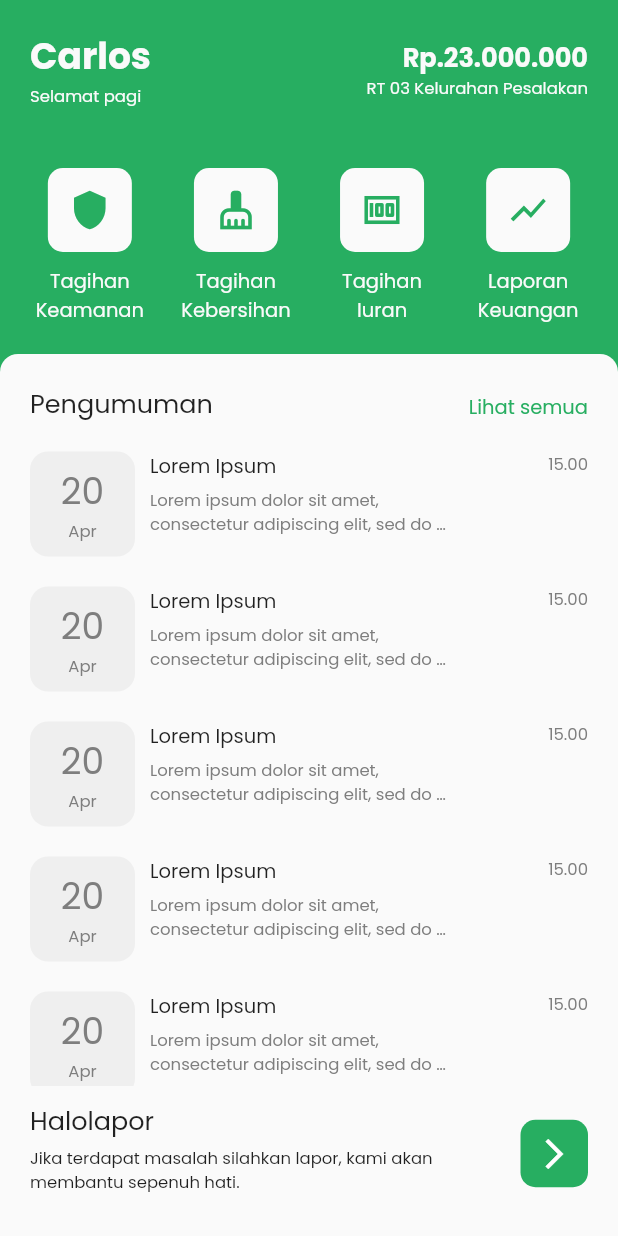
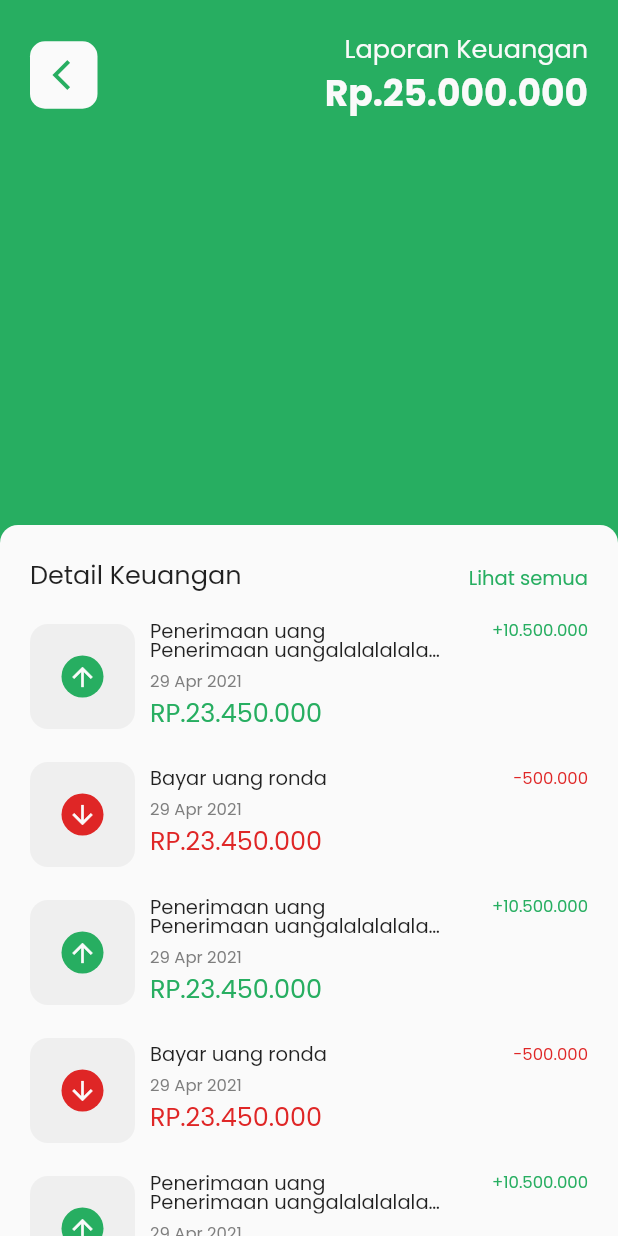
Before and after one commit to ariobramantyo/halowarga, a Flutter app: the HomePageWarga screen opened directly, after a tap on an icon or button, on a phone screen of 412 x 824 dp. Run offline on Flutter 3.47's test engine with Material 2 defaults, Android fonts, the phone set to English and light mode, and no system bars; our stand-ins replace flutter_svg, get.

Commit message:
create UI for halolapor and laporan keuangan page and fixing minor bug

```diff
--- a/lib/views/login_page.dart
+++ b/lib/views/login_page.dart
@@ -94,7 +94,9 @@ class LoginPage extends StatelessWidget {
                   ],
                 )),
             SizedBox(height: 94),
-            ElevatedButton(
+            Padding(
+              padding: EdgeInsets.symmetric(horizontal: 20),
+              child: ElevatedButton(
                 onPressed: () => Get.to(() => NavBarWarga()),
                 child: Text(
                   'Login',
@@ -106,6 +108,7 @@ class LoginPage extends StatelessWidget {
                   shape: RoundedRectangleBorder(
                       borderRadius: BorderRadius.circular(10)),
                   elevation: 0,
+                ),
               ),
             ),
             SizedBox(height: 25),
--- a/lib/views/warga/home_page_warga.dart
+++ b/lib/views/warga/home_page_warga.dart
@@ -2,15 +2,71 @@ import 'dart:ui';
 import 'package:get/get.dart';
 import 'package:flutter/material.dart';
 import 'package:halowarga/const/colors.dart';
+import 'package:halowarga/views/warga/detail_tagihan_warga.dart';
+import 'package:halowarga/views/warga/halo_lapor_warga.dart';
+import 'package:halowarga/views/warga/laporan_keuangan_warga.dart';
 
 class HomePageWarga extends StatelessWidget {
   HomePageWarga({Key? key}) : super(key: key);
 
-  final List<Map<String, dynamic>> _menuIcon = [
-    {'icon': Icons.shield, 'nama': 'Tagihan\nKeamanan'},
-    {'icon': Icons.cleaning_services, 'nama': 'Tagihan\nKebersihan'},
-    {'icon': Icons.money, 'nama': 'Tagihan\nIuran'},
-    {'icon': Icons.show_chart, 'nama': 'Laporan\nKeuangan'}
+  Widget _menuIcon(Widget nextPage, IconData icon, String title) {
+    return GestureDetector(
+      onTap: () {
+        Get.to(() => nextPage);
+      },
+      child: Container(
+        width: 80,
+        child: Column(
+          children: [
+            Container(
+              height: 56,
+              width: 56,
+              decoration: BoxDecoration(
+                  color: AppColor.white,
+                  borderRadius: BorderRadius.circular(10)),
+              child: Center(
+                  child: Icon(
+                icon,
+                size: 28,
+                color: AppColor.mainColor,
+              )),
+            ),
+            SizedBox(height: 10),
+            Text(
+              title,
+              textAlign: TextAlign.center,
+              style: TextStyle(
+                  color: AppColor.white,
+                  fontSize: 13,
+                  fontWeight: FontWeight.w500),
+            )
+          ],
+        ),
+      ),
+    );
+  }
+
+  final List<Map<String, dynamic>> _menuIconList = [
+    {
+      'icon': Icons.verified_user,
+      'nama': 'Tagihan\nKeamanan',
+      'nextPage': DetailTagihanWarga()
+    },
+    {
+      'icon': Icons.cleaning_services,
+      'nama': 'Tagihan\nKebersihan',
+      'nextPage': DetailTagihanWarga()
+    },
+    {
+      'icon': Icons.money,
+      'nama': 'Tagihan\nIuran',
+      'nextPage': DetailTagihanWarga()
+    },
+    {
+      'icon': Icons.show_chart,
+      'nama': 'Laporan\nKeuangan',
+      'nextPage': LaporanKeuanganWarga()
+    }
   ];
 
   @override
@@ -24,30 +80,20 @@ class HomePageWarga extends StatelessWidget {
             children: [
               Container(
                 padding: EdgeInsets.symmetric(horizontal: 20, vertical: 20),
-                child: Row(
+                child: Column(
                   mainAxisAlignment: MainAxisAlignment.spaceBetween,
                   children: [
-                    Column(
-                      mainAxisAlignment: MainAxisAlignment.start,
-                      crossAxisAlignment: CrossAxisAlignment.start,
+                    Row(
+                      mainAxisAlignment: MainAxisAlignment.spaceBetween,
                       children: [
                         Text(
                           "Carlos",
                           style: TextStyle(
                               color: AppColor.white,
                               fontSize: 24,
+                              height: 1,
                               fontWeight: FontWeight.w600),
                         ),
-                        Text(
-                          "Selamat pagi",
-                          style: TextStyle(color: AppColor.white, fontSize: 11),
-                        ),
-                      ],
-                    ),
-                    Column(
-                      mainAxisAlignment: MainAxisAlignment.end,
-                      crossAxisAlignment: CrossAxisAlignment.end,
-                      children: [
                         Text(
                           "Rp.23.000.000",
                           style: TextStyle(
@@ -55,12 +101,22 @@ class HomePageWarga extends StatelessWidget {
                               fontSize: 17,
                               fontWeight: FontWeight.w600),
                         ),
+                      ],
+                    ),
+                    Row(
+                      mainAxisAlignment: MainAxisAlignment.spaceBetween,
+                      children: [
+                        Text(
+                          "Selamat pagi",
+                          style: TextStyle(
+                              color: AppColor.white, fontSize: 11, height: 1),
+                        ),
                         Text(
                           "RT 03 Kelurahan Pesalakan",
                           style: TextStyle(color: AppColor.white, fontSize: 11),
                         ),
                       ],
-                    )
+                    ),
                   ],
                 ),
               ),
@@ -68,42 +124,16 @@ class HomePageWarga extends StatelessWidget {
                 padding: EdgeInsets.symmetric(vertical: 20),
                 child: Row(
                     mainAxisAlignment: MainAxisAlignment.spaceEvenly,
-                  children: _menuIcon
-                      .map((menuIcon) => GestureDetector(
-                            onTap: () {},
-                            child: Container(
-                              width: 75,
-                              child: Column(
                     children: [
-                                  Container(
-                                    height: 56,
-                                    width: 56,
-                                    decoration: BoxDecoration(
-                                        color: AppColor.white,
-                                        borderRadius:
-                                            BorderRadius.circular(10)),
-                                    child: Center(
-                                        child: Icon(
-                                      menuIcon['icon'],
-                                      size: 28,
-                                      color: AppColor.mainColor,
-                                    )),
-                                  ),
-                                  SizedBox(height: 10),
-                                  Text(
-                                    menuIcon['nama'],
-                                    textAlign: TextAlign.center,
-                                    style: TextStyle(
-                                        color: AppColor.white,
-                                        fontSize: 13,
-                                        fontWeight: FontWeight.w500),
-                                  )
-                                ],
-                              ),
-                            ),
-                          ))
-                      .toList(),
-                ),
+                      _menuIcon(DetailTagihanWarga(), Icons.verified_user,
+                          'Tagihan\nKeamanan'),
+                      _menuIcon(DetailTagihanWarga(), Icons.cleaning_services,
+                          'Tagihan\nKebersihan'),
+                      _menuIcon(
+                          DetailTagihanWarga(), Icons.money, 'Tagihan\nIuran'),
+                      _menuIcon(LaporanKeuanganWarga(), Icons.show_chart,
+                          'Laporan\nKeuangan')
+                    ]),
               ),
               Expanded(
                 child: Container(
@@ -247,7 +277,9 @@ class HomePageWarga extends StatelessWidget {
                                   ],
                                 ),
                               ),
-                              Container(
+                              GestureDetector(
+                                onTap: () => Get.to(() => HaloLaporWarga()),
+                                child: Container(
                                   height: 45,
                                   width: 45,
                                   decoration: BoxDecoration(
@@ -257,6 +289,7 @@ class HomePageWarga extends StatelessWidget {
                                     child: Icon(
                                       Icons.arrow_forward_ios,
                                       color: Colors.white,
+                                    ),
                                   ),
                                 ),
                               ),
--- /dev/null
+++ b/lib/views/warga/laporan_keuangan_warga.dart
@@ -0,0 +1,199 @@
+import 'package:flutter/material.dart';
+import 'package:get/get.dart';
+import 'package:halowarga/const/colors.dart';
+
+class LaporanKeuanganWarga extends StatelessWidget {
+  LaporanKeuanganWarga({Key? key}) : super(key: key);
+
+  Widget _cardIncome(
+      bool isIncome, String title, String date, String total, String income) {
+    return Container(
+      height: 72,
+      width: double.infinity,
+      margin: EdgeInsets.symmetric(vertical: 10),
+      alignment: Alignment.center,
+      child: Row(
+        children: [
+          Container(
+            height: 70,
+            width: 70,
+            decoration: BoxDecoration(
+                color: AppColor.placeholder,
+                borderRadius: BorderRadius.circular(12)),
+            child: Center(
+              child: Container(
+                height: 28,
+                width: 28,
+                decoration: BoxDecoration(
+                    color: isIncome ? AppColor.mainColor : AppColor.red,
+                    shape: BoxShape.circle),
+                child: Icon(
+                  isIncome ? Icons.arrow_upward : Icons.arrow_downward,
+                  color: AppColor.white,
+                  size: 20,
+                ),
+              ),
+            ),
+          ),
+          SizedBox(width: 10),
+          Expanded(
+            child: Column(
+              crossAxisAlignment: CrossAxisAlignment.start,
+              mainAxisAlignment: MainAxisAlignment.center,
+              children: [
+                Row(
+                  crossAxisAlignment: CrossAxisAlignment.start,
+                  mainAxisAlignment: MainAxisAlignment.spaceBetween,
+                  children: [
+                    Container(
+                      width: Get.width / 2.1,
+                      child: Text(
+                        title,
+                        maxLines: 2,
+                        overflow: TextOverflow.ellipsis,
+                        style: TextStyle(
+                            height: 1,
+                            fontSize: 13,
+                            fontWeight: FontWeight.w500),
+                      ),
+                    ),
+                    Text(
+                      isIncome ? '+$income' : '-$income',
+                      style: TextStyle(
+                          height: 1.1,
+                          color: isIncome ? AppColor.mainColor : AppColor.red,
+                          fontSize: 11),
+                    )
+                  ],
+                ),
+                SizedBox(height: 5),
+                Text(
+                  date,
+                  style: TextStyle(color: AppColor.secondaryText, fontSize: 11),
+                ),
+                Text(
+                  total,
+                  style: TextStyle(
+                      color: isIncome ? AppColor.mainColor : AppColor.red,
+                      fontSize: 17,
+                      fontWeight: FontWeight.w500),
+                )
+              ],
+            ),
+          )
+        ],
+      ),
+    );
+  }
+
+  @override
+  Widget build(BuildContext context) {
+    return Scaffold(
+      backgroundColor: AppColor.mainColor,
+      body: SafeArea(
+        child: Column(
+          children: [
+            Container(
+              height: 100,
+              width: double.infinity,
+              padding: EdgeInsets.symmetric(horizontal: 20),
+              child: Row(
+                mainAxisAlignment: MainAxisAlignment.spaceBetween,
+                crossAxisAlignment: CrossAxisAlignment.center,
+                children: [
+                  GestureDetector(
+                    onTap: () => Get.back(),
+                    child: Container(
+                      height: 45,
+                      width: 45,
+                      padding: EdgeInsets.symmetric(horizontal: 15),
+                      decoration: BoxDecoration(
+                          color: AppColor.white,
+                          borderRadius: BorderRadius.circular(10)),
+                      child:
+                          Icon(Icons.arrow_back_ios, color: AppColor.mainColor),
+                    ),
+                  ),
+                  Column(
+                    mainAxisAlignment: MainAxisAlignment.center,
+                    crossAxisAlignment: CrossAxisAlignment.end,
+                    children: [
+                      Text(
+                        'Laporan Keuangan',
+                        style: TextStyle(color: AppColor.white, fontSize: 17),
+                      ),
+                      Text(
+                        'Rp.25.000.000',
+                        style: TextStyle(
+                            color: AppColor.white,
+                            fontSize: 24,
+                            fontWeight: FontWeight.w600),
+                      )
+                    ],
+                  ),
+                ],
+              ),
+            ),
+            Container(
+              height: 250,
+              width: 250,
+            ),
+            Expanded(
+                child: Container(
+              padding: EdgeInsets.fromLTRB(20, 20, 20, 0),
+              decoration: BoxDecoration(
+                  color: AppColor.white,
+                  borderRadius: BorderRadius.only(
+                      topLeft: Radius.circular(12),
+                      topRight: Radius.circular(12))),
+              child: Column(
+                children: [
+                  Row(
+                    mainAxisAlignment: MainAxisAlignment.spaceBetween,
+                    crossAxisAlignment: CrossAxisAlignment.end,
+                    children: [
+                      Text(
+                        'Detail Keuangan',
+                        style: TextStyle(
+                            fontSize: 17, fontWeight: FontWeight.w500),
+                      ),
+                      GestureDetector(
+                        onTap: () {},
+                        child: Text(
+                          'Lihat semua',
+                          style: TextStyle(
+                              color: AppColor.mainColor,
+                              fontSize: 13,
+                              fontWeight: FontWeight.w500),
+                        ),
+                      )
+                    ],
+                  ),
+                  Expanded(
+                      child: Container(
+                    margin: EdgeInsets.only(top: 10),
+                    child: ListView.builder(
+                      physics: BouncingScrollPhysics(),
+                      itemCount: 10,
+                      itemBuilder: (context, index) {
+                        return index % 2 == 0
+                            ? _cardIncome(
+                                true,
+                                'Penerimaan uang Penerimaan uangalalalalalalalal',
+                                '29 Apr 2021',
+                                'RP.23.450.000',
+                                '10.500.000')
+                            : _cardIncome(false, 'Bayar uang ronda',
+                                '29 Apr 2021', 'RP.23.450.000', '500.000');
+                      },
+                    ),
+                  )),
+                ],
+              ),
+            ))
+          ],
+        ),
+      ),
+    );
+  }
+}
--- a/lib/views/warga/nav_bar_warga.dart
+++ b/lib/views/warga/nav_bar_warga.dart
@@ -24,9 +24,9 @@ class NavBarWarga extends StatelessWidget {
     return Obx(() => Scaffold(
           bottomNavigationBar: BottomNavigationBar(
             type: BottomNavigationBarType.fixed,
+            selectedFontSize: 12,
             selectedItemColor: AppColor.mainColor,
             unselectedItemColor: AppColor.secondaryText,
-            iconSize: 30,
             items: [
               BottomNavigationBarItem(icon: Icon(Icons.home), label: 'Beranda'),
               BottomNavigationBarItem(
--- a/lib/views/wrapper_login.dart
+++ b/lib/views/wrapper_login.dart
@@ -15,6 +15,8 @@ class WrapperLogin extends StatelessWidget {
   Widget build(BuildContext context) {
     return Scaffold(
       body: Center(
+        child: Padding(
+          padding: EdgeInsets.symmetric(horizontal: 20),
           child: Column(
             mainAxisAlignment: MainAxisAlignment.center,
             crossAxisAlignment: CrossAxisAlignment.center,
@@ -66,6 +68,7 @@ class WrapperLogin extends StatelessWidget {
             ],
           ),
         ),
+      ),
     );
   }
 }
```
Also changed, not shown: lib/controller/halolapor_warga_controller.dart (added, +21 -0 lines), lib/views/warga/detail_tagihan_warga.dart (added, +10 -0 lines), lib/views/warga/halo_lapor_warga.dart (added, +158 -0 lines), lib/views/warga/warga_page.dart (+8 -7 lines). Lines whose indentation alone changed are shown as unchanged.
